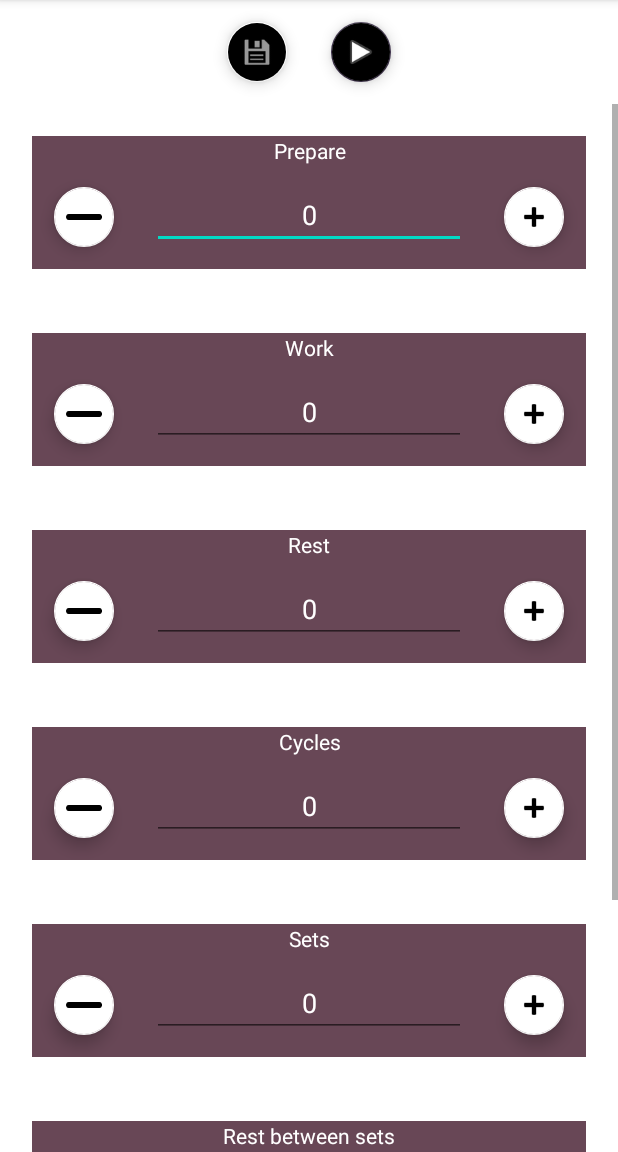
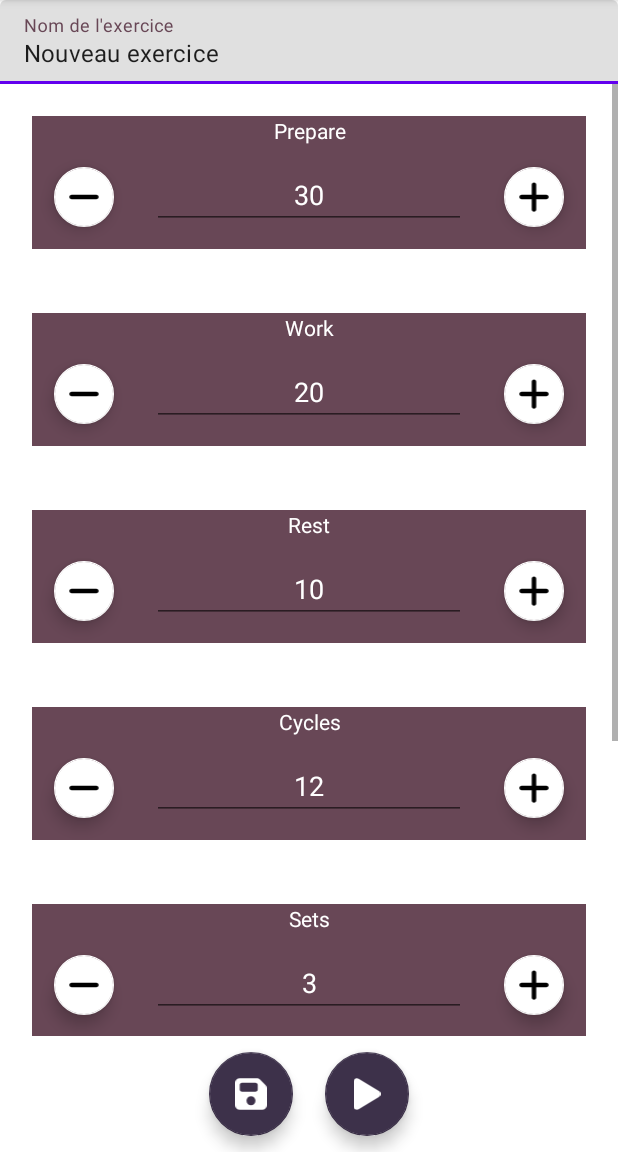
Before and after one commit to BrunetQuentin/outWorking, an Android app: the activity_timer screen opened directly, with no data from a screen before it, on a phone screen of 412 x 824 dp, the part 84-1236 px from its top. Run offline under Robolectric (Android 15) with nearby library versions, the phone set to English and light mode, and no system bars; our stand-ins replace Room's generated code.

Commit message:
Play workout finished, save in db for edit finished, todo -> save for new

```diff
--- a/app/src/main/java/com/example/outworking/activity_timer.java
+++ b/app/src/main/java/com/example/outworking/activity_timer.java
@@ -6,6 +6,7 @@ import androidx.appcompat.app.AppCompatActivity;
 import android.annotation.SuppressLint;
 import android.content.Context;
 import android.content.Intent;
+import android.os.AsyncTask;
 import android.os.Build;
 import android.os.Bundle;
 import android.os.Parcelable;
@@ -16,18 +17,24 @@ import android.widget.EditText;
 import android.widget.LinearLayout;
 import android.widget.TextView;
 
+import com.example.outworking.db.DatabaseClient;
 import com.example.outworking.db.Workout;
 import com.google.android.material.floatingactionbutton.FloatingActionButton;
 import com.google.android.material.textfield.TextInputEditText;
 
 import java.io.Serializable;
 import java.util.HashMap;
+import java.util.List;
 import java.util.Map;
 import java.util.function.Supplier;
 
 public class activity_timer extends AppCompatActivity {
 
     Workout workout;
+
+    private DatabaseClient db;
+
+    private TextInputEditText activityName;
 
     String[] keys = new String[] { "Prepare", "Work", "Rest", "Cycles", "Sets", "Rest between sets", "Cool Down" };
 
@@ -40,13 +47,27 @@ public class activity_timer extends AppCompatActivity {
         super.onCreate(savedInstanceState);
         setContentView(R.layout.activity_timer);
 
+        db = DatabaseClient.getInstance(getApplicationContext());
+
         workout = (Workout) getIntent().getSerializableExtra("WORKOUT");
 
         if(workout == null){
             workout = new Workout();
+            // default params
+            workout.setTitle("Nouveau exercice");
+            workout.setPrepare(30);
+            workout.setWork(20);
+            workout.setRest(10);
+            workout.setCycles(12);
+            workout.setSets(3);
+            workout.setRestBetweenSets(90);
+            workout.setCoolDown(60);
         }
 
         LinearLayout timer = (LinearLayout) findViewById(R.id.activity_timer);
+
+        activityName = (TextInputEditText) findViewById(R.id.activityName);
+        activityName.setText(workout.getTitle());
 
         ids = new HashMap<String, Integer>();
 
@@ -117,18 +138,32 @@ public class activity_timer extends AppCompatActivity {
     }
 
     @RequiresApi(api = Build.VERSION_CODES.N)
-    public void saveWorkout(View view){
+    public void saveObjectWorkout(View view){
         for(Map.Entry<String, Integer> entry : ids.entrySet()){
             EditText text =  findViewById(entry.getValue());
             modifyValue(entry.getKey(),Integer.parseInt(String.valueOf(text.getText())));
         }
+        workout.setTitle(activityName.getText().toString());
     }
 
     @RequiresApi(api = Build.VERSION_CODES.N)
     public void playWorkout(View view) {
-        saveWorkout(view);
+        saveObjectWorkout(view);
         Intent playWorkout = new Intent(activity_timer.this, play_workout.class);
         playWorkout.putExtra("WORKOUT", (Serializable) workout); //Optional parameters
         activity_timer.this.startActivity(playWorkout);
     }
+
+    public void saveInDbWorkout(View view) {
+        class SaveInDbWorkout extends AsyncTask<Workout, Void, Void> {
+            @Override
+            protected Void doInBackground(Workout... workouts) {
+                db.getAppDatabase().workoutDao().update(workout);
+                return null;
+            }
+        }
+
+        SaveInDbWorkout sw = new SaveInDbWorkout();
+        sw.execute();
+    }
 }
--- /dev/null
+++ b/app/src/main/res/drawable/floppy_disk_solid.xml
@@ -0,0 +1,9 @@
+<vector xmlns:android="http://schemas.android.com/apk/res/android"
+    android:width="448dp"
+    android:height="512dp"
+    android:viewportWidth="448"
+    android:viewportHeight="512">
+  <path
+      android:fillColor="#FF000000"
+      android:pathData="M64,32C28.7,32 0,60.7 0,96L0,416c0,35.3 28.7,64 64,64L384,480c35.3,0 64,-28.7 64,-64L448,173.3c0,-17 -6.7,-33.3 -18.7,-45.3L352,50.7C340,38.7 323.7,32 306.7,32L64,32zM64,128c0,-17.7 14.3,-32 32,-32L288,96c17.7,0 32,14.3 32,32v64c0,17.7 -14.3,32 -32,32L96,224c-17.7,0 -32,-14.3 -32,-32L64,128zM224,416c-35.3,0 -64,-28.7 -64,-64s28.7,-64 64,-64s64,28.7 64,64s-28.7,64 -64,64z"/>
+</vector>
--- /dev/null
+++ b/app/src/main/res/drawable/minus_solid.xml
@@ -0,0 +1,9 @@
+<vector xmlns:android="http://schemas.android.com/apk/res/android"
+    android:width="448dp"
+    android:height="512dp"
+    android:viewportWidth="448"
+    android:viewportHeight="512">
+  <path
+      android:fillColor="#FF000000"
+      android:pathData="M432,256c0,17.7 -14.3,32 -32,32L48,288c-17.7,0 -32,-14.3 -32,-32s14.3,-32 32,-32l352,0c17.7,0 32,14.3 32,32z"/>
+</vector>
--- /dev/null
+++ b/app/src/main/res/drawable/plus_solid.xml
@@ -0,0 +1,9 @@
+<vector xmlns:android="http://schemas.android.com/apk/res/android"
+    android:width="448dp"
+    android:height="512dp"
+    android:viewportWidth="448"
+    android:viewportHeight="512">
+  <path
+      android:fillColor="#FF000000"
+      android:pathData="M256,80c0,-17.7 -14.3,-32 -32,-32s-32,14.3 -32,32V224H48c-17.7,0 -32,14.3 -32,32s14.3,32 32,32H192V432c0,17.7 14.3,32 32,32s32,-14.3 32,-32V288H400c17.7,0 32,-14.3 32,-32s-14.3,-32 -32,-32H256V80z"/>
+</vector>
--- a/app/src/main/res/layout/activity_timer.xml
+++ b/app/src/main/res/layout/activity_timer.xml
@@ -7,49 +7,22 @@
     android:orientation="vertical">
 
 
-    <LinearLayout
+    <com.google.android.material.textfield.TextInputLayout
         android:layout_width="match_parent"
         android:layout_height="wrap_content"
-        android:gravity="center"
-        android:orientation="horizontal">
+        android:hint="Nom de l'exercice"
+        app:hintTextColor="#684756">
 
-        <com.google.android.material.floatingactionbutton.FloatingActionButton
-            android:id="@+id/zad"
+        <com.google.android.material.textfield.TextInputEditText
+            android:id="@+id/activityName"
             android:layout_width="match_parent"
-            android:layout_height="wrap_content"
-            android:layout_gravity="bottom"
-            android:layout_margin="16px"
-            android:baselineAlignBottom="false"
-            android:scaleType="fitXY"
-            android:src="@android:drawable/ic_menu_save"
-            android:tint="@color/white"
-            android:tintMode="add"
-            app:backgroundTint="@color/white"
-            app:backgroundTintMode="multiply"
-            app:fabSize="mini"
-            tools:ignore="SpeakableTextPresentCheck" />
-
-        <com.google.android.material.floatingactionbutton.FloatingActionButton
-            android:id="@+id/sd"
-            android:layout_width="match_parent"
-            android:layout_height="wrap_content"
-            android:layout_gravity="bottom"
-            android:layout_margin="16px"
-            android:baselineAlignBottom="false"
-            android:onClick="playWorkout"
-            android:scaleType="fitXY"
-            android:src="@android:drawable/ic_media_play"
-            android:tint="@color/white"
-            android:tintMode="add"
-            app:backgroundTint="#3D314A"
-            app:backgroundTintMode="multiply"
-            app:fabSize="mini"
-            tools:ignore="SpeakableTextPresentCheck" />
-    </LinearLayout>
+            android:layout_height="wrap_content" />
+    </com.google.android.material.textfield.TextInputLayout>
 
     <ScrollView
         android:layout_width="match_parent"
-        android:layout_height="match_parent"
+        android:layout_height="wrap_content"
+        android:layout_weight="1"
         tools:ignore="SpeakableTextPresentCheck">
 
         <LinearLayout
@@ -59,4 +32,35 @@
             android:orientation="vertical" />
     </ScrollView>
 
+    <LinearLayout
+        android:layout_width="match_parent"
+        android:layout_height="wrap_content"
+        android:gravity="center"
+        android:orientation="horizontal">
+
+        <com.google.android.material.floatingactionbutton.FloatingActionButton
+            android:id="@+id/saveNewWorkout"
+            android:layout_width="match_parent"
+            android:layout_height="wrap_content"
+            android:layout_gravity="bottom"
+            android:layout_margin="16px"
+            android:onClick="saveInDbWorkout"
+            android:src="@drawable/floppy_disk_solid"
+            app:backgroundTint="#3D314A"
+            app:tint="@color/white"
+            tools:ignore="SpeakableTextPresentCheck" />
+
+        <com.google.android.material.floatingactionbutton.FloatingActionButton
+            android:id="@+id/playNewWorkout"
+            android:layout_width="match_parent"
+            android:layout_height="wrap_content"
+            android:layout_gravity="bottom"
+            android:layout_margin="16px"
+            android:onClick="playWorkout"
+            android:src="@drawable/play_solid"
+            app:backgroundTint="#3D314A"
+            app:tint="@color/white"
+            tools:ignore="SpeakableTextPresentCheck" />
+    </LinearLayout>
+
 </LinearLayout>
--- a/app/src/main/res/layout/activity_workouts.xml
+++ b/app/src/main/res/layout/activity_workouts.xml
@@ -23,7 +23,8 @@
         android:baselineAlignBottom="false"
         android:onClick="newWorkout"
         android:scaleType="fitXY"
-        android:src="@android:drawable/ic_input_add"
+        android:src="@drawable/plus_solid"
+        app:tint="@color/white"
         app:backgroundTint="#684756"
         app:layout_constraintBottom_toTopOf="@+id/add_alarm_fab"
         app:layout_constraintEnd_toEndOf="@+id/add_alarm_fab"
--- a/app/src/main/res/layout/template_timer.xml
+++ b/app/src/main/res/layout/template_timer.xml
@@ -27,13 +27,12 @@
 
             <com.google.android.material.floatingactionbutton.FloatingActionButton
                 android:id="@+id/minus"
-                android:layout_width="match_parent"
+                android:layout_width="wrap_content"
                 android:layout_height="wrap_content"
                 android:layout_gravity="bottom"
                 android:layout_margin="16px"
                 android:baselineAlignBottom="false"
-                android:scaleType="fitXY"
-                android:src="@android:drawable/button_onoff_indicator_off"
+                android:src="@drawable/minus_solid"
                 app:backgroundTint="@color/white"
                 app:fabSize="mini"
                 app:layout_constraintBottom_toTopOf="@+id/add_alarm_fab"
@@ -60,7 +59,7 @@
                 android:layout_gravity="bottom"
                 android:layout_margin="16px"
                 android:baselineAlignBottom="false"
-                android:src="@android:drawable/ic_input_add"
+                android:src="@drawable/plus_solid"
                 app:backgroundTint="@color/white"
                 app:fabSize="mini"
                 app:layout_constraintBottom_toTopOf="@+id/add_alarm_fab"
```
Also changed, not shown: app/src/main/java/com/example/outworking/Compteur/Compteur.java (+37 -3 lines), app/src/main/java/com/example/outworking/WorkoutAdapter.java (+19 -0 lines), app/src/main/java/com/example/outworking/activity_workouts.java (+1 -13 lines), app/src/main/java/com/example/outworking/play_workout.java (+35 -31 lines), app/src/main/res/layout/activity_play_workout.xml (+8 -8 lines), app/src/main/res/layout/template_play_workout.xml (+6 -27 lines), app/src/main/res/layout/template_workout.xml (+27 -15 lines).
